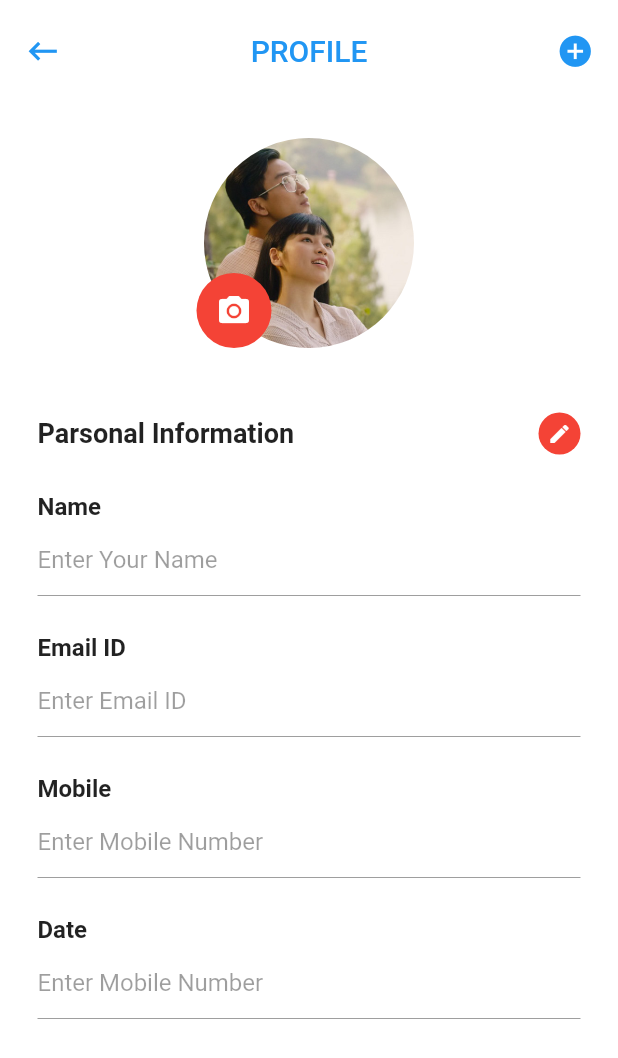
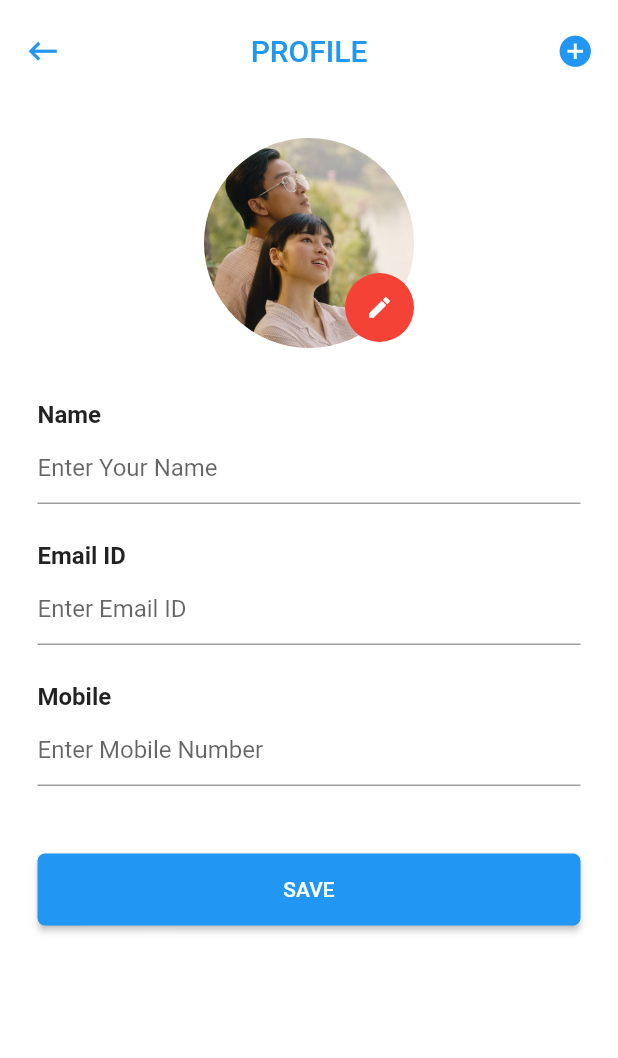
Before and after one commit to vu111293/mcom-daikin, a Flutter app: the ProfileScreen screen opened directly, on a phone screen of 412 x 824 dp. Shown: the top 1058 px of the screen. Run offline on Flutter 3.47's test engine with Material 2 defaults, Android fonts, the phone set to English and light mode, and no system bars; our stand-ins replace bot_toast, carousel_slider, connectivity, date_format, device_info, dio and 8 more; accounts and stored records are empty; generated files the repository leaves out were written again.

Commit message:
update profile

```diff
--- a/daikin/lib/ui/setting/profile_screen.dart
+++ b/daikin/lib/ui/setting/profile_screen.dart
@@ -1,3 +1,4 @@
+import 'package:daikin/constants/constants.dart';
 import 'package:daikin/ui/customs/base_header.dart';
 import 'package:daikin/ui/pages/main.dart';
 import 'package:daikin/ui/route/route/routing.dart';
@@ -45,7 +46,6 @@ class ProfileScreenState extends State<ProfileScreen> with SingleTickerProviderS
           Column(
             children: <Widget>[
               Container(
-                height: 250.0,
                 color: Colors.white,
                 child: Column(
                   children: <Widget>[
@@ -56,11 +56,9 @@ class ProfileScreenState extends State<ProfileScreen> with SingleTickerProviderS
                     ),
                     Padding(
                       padding: EdgeInsets.only(top: 20.0),
+                      child: Container(
+                        height: 150,
                         child: Stack(fit: StackFit.loose, children: <Widget>[
-                        Row(
-                          crossAxisAlignment: CrossAxisAlignment.center,
-                          mainAxisAlignment: MainAxisAlignment.center,
-                          children: <Widget>[
                           Container(
                               width: 140.0,
                               height: 140.0,
@@ -71,24 +69,21 @@ class ProfileScreenState extends State<ProfileScreen> with SingleTickerProviderS
                                   fit: BoxFit.cover,
                                 ),
                               )),
-                          ],
+                          Positioned(
+                            top: 90,
+                            right: 0,
+                            child: CircleAvatar(
+                              backgroundColor: Colors.red,
+                              radius: 23.0,
+                              child: Icon(
+                                Icons.mode_edit,
+                                color: Colors.white,
+                                size: 18,
                               ),
-                        Padding(
-                            padding: EdgeInsets.only(top: 90.0, right: 100.0),
-                            child: Row(
-                              mainAxisAlignment: MainAxisAlignment.center,
-                              children: <Widget>[
-                                CircleAvatar(
-                                  backgroundColor: Colors.red,
-                                  radius: 25.0,
-                                  child: Icon(
-                                    Icons.camera_alt,
-                                    color: Colors.white,
                             ),
                           )
-                              ],
-                            )),
                         ]),
+                      ),
                     )
                   ],
                 ),
@@ -101,31 +96,6 @@ class ProfileScreenState extends State<ProfileScreen> with SingleTickerProviderS
                     crossAxisAlignment: CrossAxisAlignment.start,
                     mainAxisAlignment: MainAxisAlignment.start,
                     children: <Widget>[
-                      Padding(
-                          padding: EdgeInsets.only(left: 25.0, right: 25.0, top: 25.0),
-                          child: Row(
-                            mainAxisAlignment: MainAxisAlignment.spaceBetween,
-                            mainAxisSize: MainAxisSize.max,
-                            children: <Widget>[
-                              Column(
-                                mainAxisAlignment: MainAxisAlignment.start,
-                                mainAxisSize: MainAxisSize.min,
-                                children: <Widget>[
-                                  Text(
-                                    'Parsonal Information',
-                                    style: TextStyle(fontSize: 18.0, fontWeight: FontWeight.bold),
-                                  ),
-                                ],
-                              ),
-                              Column(
-                                mainAxisAlignment: MainAxisAlignment.end,
-                                mainAxisSize: MainAxisSize.min,
-                                children: <Widget>[
-                                  _status ? _getEditIcon() : Container(),
-                                ],
-                              )
-                            ],
-                          )),
                       Padding(
                           padding: EdgeInsets.only(left: 25.0, right: 25.0, top: 25.0),
                           child: Row(
@@ -153,7 +123,7 @@ class ProfileScreenState extends State<ProfileScreen> with SingleTickerProviderS
                                   decoration: const InputDecoration(
                                     hintText: "Enter Your Name",
                                   ),
-                                  enabled: !_status,
+                                  // enabled: !_status,
                                   autofocus: !_status,
                                 ),
                               ),
@@ -184,7 +154,7 @@ class ProfileScreenState extends State<ProfileScreen> with SingleTickerProviderS
                               Flexible(
                                 child: TextField(
                                   decoration: const InputDecoration(hintText: "Enter Email ID"),
-                                  enabled: !_status,
+                                  // enabled: !_status,
                                 ),
                               ),
                             ],
@@ -214,60 +184,60 @@ class ProfileScreenState extends State<ProfileScreen> with SingleTickerProviderS
                               Flexible(
                                 child: TextField(
                                   decoration: const InputDecoration(hintText: "Enter Mobile Number"),
-                                  enabled: !_status,
+                                  // enabled: !_status,
                                 ),
                               ),
                             ],
                           )),
-                      Padding(
-                          padding: EdgeInsets.only(left: 25.0, right: 25.0, top: 25.0),
-                          child: Row(
-                            mainAxisSize: MainAxisSize.max,
-                            children: <Widget>[
-                              Column(
-                                mainAxisAlignment: MainAxisAlignment.start,
-                                mainAxisSize: MainAxisSize.min,
-                                children: <Widget>[
-                                  Text(
-                                    'Date',
-                                    style: TextStyle(fontSize: 16.0, fontWeight: FontWeight.bold),
-                                  ),
-                                ],
-                              ),
-                            ],
-                          )),
-                      Padding(
-                          padding: EdgeInsets.only(left: 25.0, right: 25.0, top: 2.0),
-                          child: Row(
-                            mainAxisSize: MainAxisSize.max,
-                            children: <Widget>[
-                              Flexible(
-                                child: TextField(
-                                  controller: _dateController,
-                                  onTap: () {
-                                    DatePicker.showDatePicker(
-                                      context,
-                                      showTitleActions: true,
-                                      onChanged: (date) {
-                                        _dateController.text = formatDate(date, [dd, '-', mm, '-', yyyy]).toString();
-                                        print('change $date');
-                                      },
-                                      onConfirm: (date) {
-                                        _dateController.text = formatDate(date, [dd, '-', mm, '-', yyyy]).toString();
-                                        print('confirm $date');
-                                      },
-                                      currentTime: DateTime.now(),
-                                      locale: LocaleType.vi,
-                                    );
-                                  },
-                                  readOnly: true,
-                                  decoration: const InputDecoration(hintText: "Enter Mobile Number"),
-                                  enabled: !_status,
-                                ),
-                              ),
-                            ],
-                          )),
-                      !_status ? _getActionButtons() : Container(),
+                      // Padding(
+                      //     padding: EdgeInsets.only(left: 25.0, right: 25.0, top: 25.0),
+                      //     child: Row(
+                      //       mainAxisSize: MainAxisSize.max,
+                      //       children: <Widget>[
+                      //         Column(
+                      //           mainAxisAlignment: MainAxisAlignment.start,
+                      //           mainAxisSize: MainAxisSize.min,
+                      //           children: <Widget>[
+                      //             Text(
+                      //               'Date',
+                      //               style: TextStyle(fontSize: 16.0, fontWeight: FontWeight.bold),
+                      //             ),
+                      //           ],
+                      //         ),
+                      //       ],
+                      //     )),
+                      // Padding(
+                      //     padding: EdgeInsets.only(left: 25.0, right: 25.0, top: 2.0),
+                      //     child: Row(
+                      //       mainAxisSize: MainAxisSize.max,
+                      //       children: <Widget>[
+                      //         Flexible(
+                      //           child: TextField(
+                      //             controller: _dateController,
+                      //             onTap: () {
+                      //               DatePicker.showDatePicker(
+                      //                 context,
+                      //                 showTitleActions: true,
+                      //                 onChanged: (date) {
+                      //                   _dateController.text = formatDate(date, [dd, '-', mm, '-', yyyy]).toString();
+                      //                   print('change $date');
+                      //                 },
+                      //                 onConfirm: (date) {
+                      //                   _dateController.text = formatDate(date, [dd, '-', mm, '-', yyyy]).toString();
+                      //                   print('confirm $date');
+                      //                 },
+                      //                 currentTime: DateTime.now(),
+                      //                 locale: LocaleType.vi,
+                      //               );
+                      //             },
+                      //             readOnly: true,
+                      //             decoration: const InputDecoration(hintText: "Enter Mobile Number"),
+                      //             // enabled: !_status,
+                      //           ),
+                      //         ),
+                      //       ],
+                      //     )),
+                      Align(alignment: Alignment.center, child: _getActionButtons())
                     ],
                   ),
                 ),
@@ -291,16 +261,22 @@ class ProfileScreenState extends State<ProfileScreen> with SingleTickerProviderS
       padding: EdgeInsets.only(left: 25.0, right: 25.0, top: 45.0),
       child: Row(
         mainAxisSize: MainAxisSize.max,
-        mainAxisAlignment: MainAxisAlignment.start,
+        mainAxisAlignment: MainAxisAlignment.center,
         children: <Widget>[
           Expanded(
-            child: Padding(
-              padding: EdgeInsets.only(right: 10.0),
             child: Container(
                 child: RaisedButton(
-                child: widget.isLogin ? Text("Update") : Text("Save"),
+              child: widget.isLogin
+                  ? Text(
+                      "Update".toUpperCase(),
+                      style: ptButton(context).copyWith(color: Colors.white),
+                    )
+                  : Text(
+                      "Save".toUpperCase(),
+                      style: ptButton(context).copyWith(color: Colors.white),
+                    ),
               textColor: Colors.white,
-                color: Colors.green,
+              color: ptPrimaryColor(context),
               onPressed: () {
                 setState(() {
                   if (widget.isLogin) {
@@ -310,32 +286,36 @@ class ProfileScreenState extends State<ProfileScreen> with SingleTickerProviderS
                   FocusScope.of(context).requestFocus(FocusNode());
                 });
               },
-                shape: RoundedRectangleBorder(borderRadius: BorderRadius.circular(20.0)),
+              padding: EdgeInsets.symmetric(vertical: 16),
+              shape: RoundedRectangleBorder(borderRadius: BorderRadius.circular(5.0)),
             )),
-            ),
             flex: 2,
           ),
-          widget.isLogin
-              ? Expanded(
-                  child: Padding(
-                    padding: EdgeInsets.only(left: 10.0),
-                    child: Container(
-                        child: RaisedButton(
-                      child: Text("Cancel"),
-                      textColor: Colors.white,
-                      color: Colors.red,
-                      onPressed: () {
-                        setState(() {
-                          _status = true;
-                          FocusScope.of(context).requestFocus(FocusNode());
-                        });
-                      },
-                      shape: RoundedRectangleBorder(borderRadius: BorderRadius.circular(20.0)),
-                    )),
-                  ),
-                  flex: 2,
-                )
-              : SizedBox(),
+          // widget.isLogin
+          //     ? SizedBox()
+          //     : Expanded(
+          //         child: Padding(
+          //           padding: EdgeInsets.only(left: 10.0),
+          //           child: Container(
+          //               child: RaisedButton(
+          //             child: Text(
+          //               "Cancel".toUpperCase(),
+          //               style: ptButton(context).copyWith(color: Colors.white),
+          //             ),
+          //             textColor: Colors.white,
+          //             color: Colors.red,
+          //             onPressed: () {
+          //               setState(() {
+          //                 _status = true;
+          //                 FocusScope.of(context).requestFocus(FocusNode());
+          //               });
+          //             },
+          //             padding: EdgeInsets.symmetric(vertical: 16),
+          //             shape: RoundedRectangleBorder(borderRadius: BorderRadius.circular(5.0)),
+          //           )),
+          //         ),
+          //         flex: 2,
+          //       ),
         ],
       ),
     );
```
Lines whose indentation alone changed are shown as unchanged.
